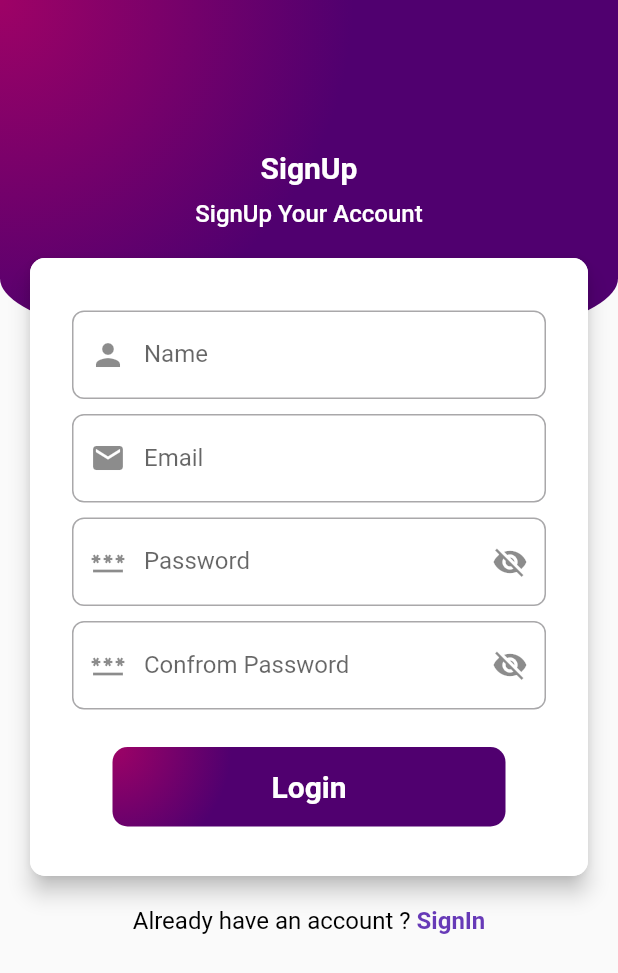
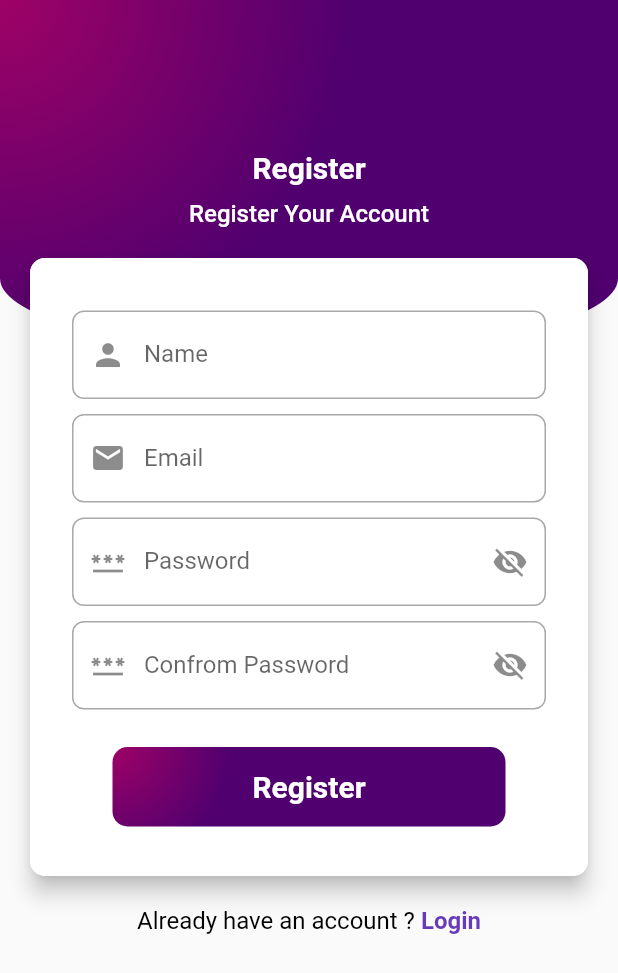
Before and after one commit to safvansafvan/Learning_app_Ui, a Flutter app: the RegisterView screen opened directly, on a phone screen of 412 x 824 dp. Shown: the top 973 px of the screen. Run offline on Flutter 3.47's test engine with Material 3 defaults, Android fonts, the phone set to English and light mode, and no system bars; our stand-ins replace get, lottie; Roboto replaces fonts that are missing (ProximaNova).

Commit message:
auth page updated

```diff
--- a/lib/view/auth/register.dart
+++ b/lib/view/auth/register.dart
@@ -27,7 +27,7 @@ class RegisterView extends StatelessWidget {
                   child: Column(
                     children: [
                       Text(
-                        'SignUp',
+                        'Register',
                         style: CustomFunctions.style(
                             fontWeight: FontWeight.bold,
                             color: AppColors.white,
@@ -35,7 +35,7 @@ class RegisterView extends StatelessWidget {
                       ),
                       const SizedBox(height: 10),
                       Text(
-                        'SignUp Your Account',
+                        'Register Your Account',
                         style: CustomFunctions.style(
                             fontWeight: FontWeight.w500,
                             color: AppColors.white,
@@ -87,7 +87,7 @@ class RegisterView extends StatelessWidget {
                                   ),
                                   const SizedBox(height: 20),
                                   AppButton(
-                                    label: 'Login',
+                                    label: 'Register',
                                     onPressed: () {
                                       return Get.offAll(() => const HomePage(),
                                           curve: Curves.easeInOut,
@@ -129,7 +129,7 @@ class RegisterView extends StatelessWidget {
                 text: "Already have an account ? ",
                 style: TextStyle(fontSize: 16, color: Colors.black)),
             TextSpan(
-                text: "SignIn",
+                text: "Login",
                 style: TextStyle(
                     fontSize: 16,
                     color: Colors.deepPurple,
```
